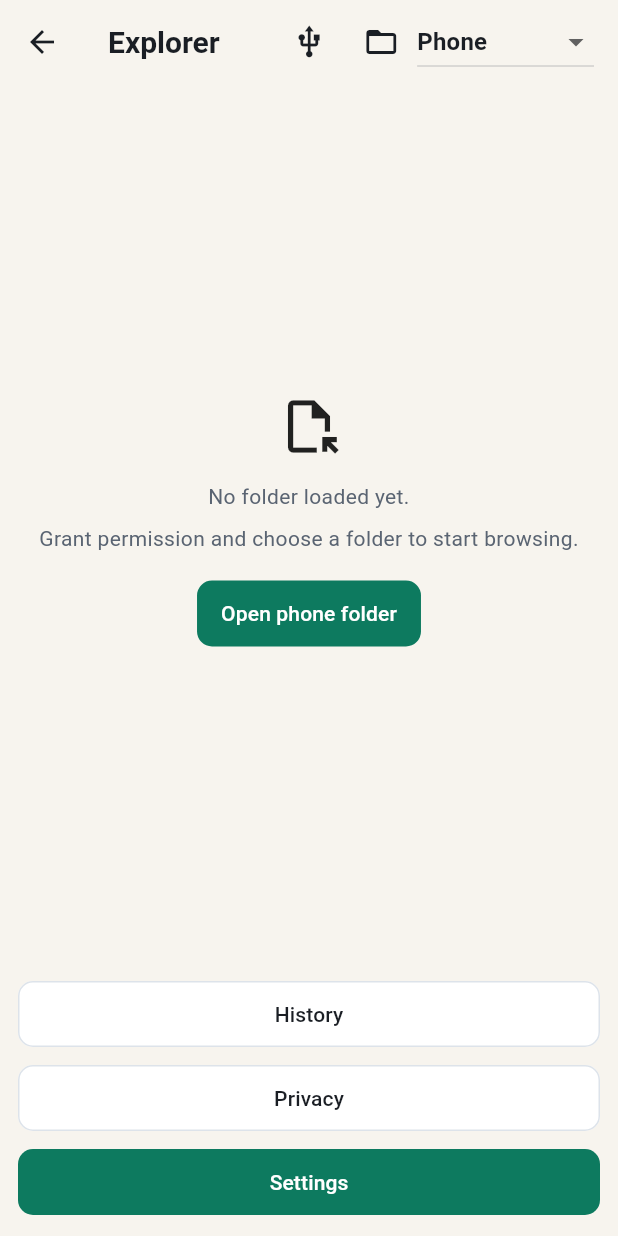
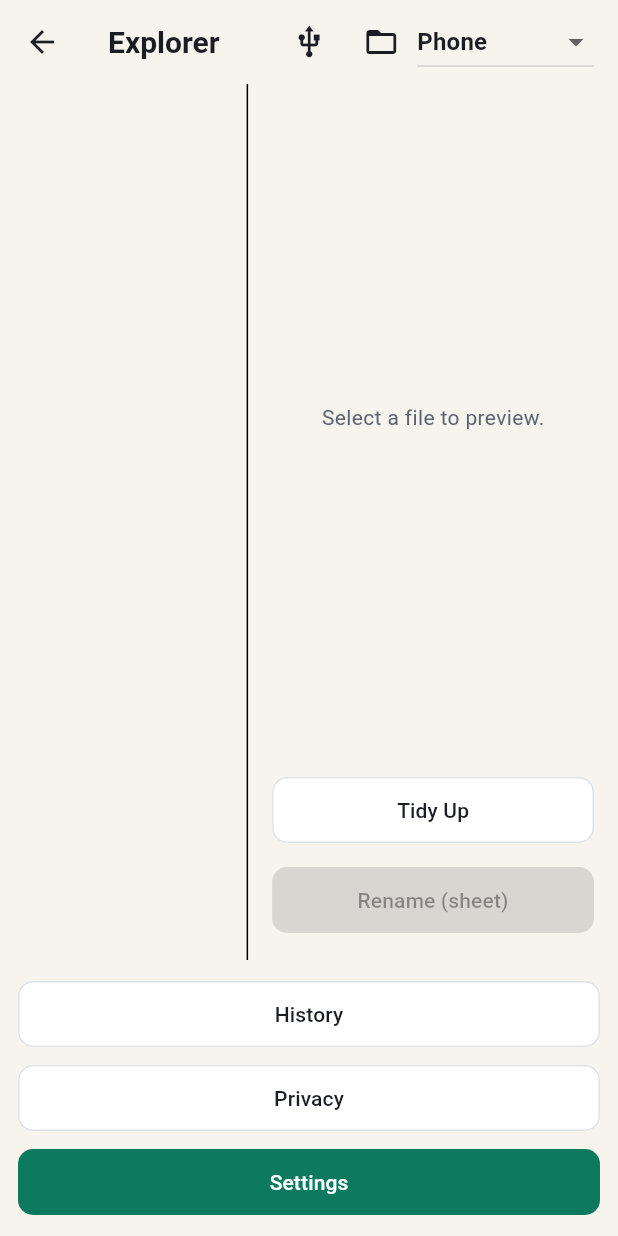
Before and after one commit to apply4funla-del/App, a Flutter app: the FileExplorerScreen screen opened by its route, on a phone screen of 412 x 824 dp. Run offline on Flutter 3.47's test engine with Material 3 defaults, Android fonts, the phone set to English and light mode, and no system bars; our stand-ins replace file_picker, lottie, shared_preferences; missing offline and left inert: syncfusion_flutter_pdfviewer; accounts and stored records are empty; Roboto replaces fonts that are missing (Segoe UI).

Commit message:
Lock intent flow and force split explorer handoff

```diff
--- a/file_tidy_app/lib/features/file_browser/presentation/file_explorer_screen.dart
+++ b/file_tidy_app/lib/features/file_browser/presentation/file_explorer_screen.dart
@@ -14,7 +14,6 @@ import 'package:file_tidy_app/core/use_cases/import_local_files_use_case.dart';
 import 'package:file_tidy_app/core/use_cases/replace_originals_with_duplicates_use_case.dart';
 import 'package:file_tidy_app/core/use_cases/rename_file_use_case.dart';
 import 'package:file_tidy_app/design_system/components/app_button.dart';
-import 'package:file_tidy_app/design_system/components/app_text_input.dart';
 import 'package:file_tidy_app/design_system/tokens/app_spacing.dart';
 import 'package:file_tidy_app/features/preview/presentation/file_preview_screen.dart';
 import 'package:file_tidy_app/features/preview/presentation/preview_pane.dart';
@@ -42,7 +41,6 @@ class _FileExplorerScreenState extends State<FileExplorerScreen> {
   late final GetAiRenameSuggestionsUseCase _getAiRenameSuggestionsUseCase;
   late final ImportLocalFilesUseCase _importLocalFilesUseCase;
   late final ImportLocalFolderUseCase _importLocalFolderUseCase;
-  late final TextEditingController _renameController;
 
   FileSource _currentSource = FileSource.phone;
   FileItem? _focusedItem;
@@ -56,9 +54,6 @@ class _FileExplorerScreenState extends State<FileExplorerScreen> {
   RenameOperationMode _operationMode = RenameOperationMode.workInPlace;
   bool _requestedFolderOnStart = false;
 
-  bool get _isPhoneEmptyState =>
-      _currentSource == FileSource.phone && _items.isEmpty;
-
   List<FileItem> get _currentPhoneEntries {
     if (!_phoneFolderBrowsingEnabled || _phoneCurrentPath == null) {
       final values = [..._items];
@@ -71,7 +66,6 @@ class _FileExplorerScreenState extends State<FileExplorerScreen> {
   @override
   void initState() {
     super.initState();
-    _renameController = TextEditingController();
     _renameFileUseCase = RenameFileUseCase(_dependencies.fileRepository);
     _duplicateFileUseCase = DuplicateFileUseCase(_dependencies.fileRepository);
     _replaceOriginalsWithDuplicatesUseCase = ReplaceOriginalsWithDuplicatesUseCase(
@@ -106,7 +100,6 @@ class _FileExplorerScreenState extends State<FileExplorerScreen> {
 
   @override
   void dispose() {
-    _renameController.dispose();
     super.dispose();
   }
 
@@ -130,7 +123,6 @@ class _FileExplorerScreenState extends State<FileExplorerScreen> {
         _focusedItem = values.where((item) => item.type != FileItemType.folder).firstOrNull;
         _previewItem = _focusedItem;
       }
-      _renameController.text = _focusedItem?.name ?? '';
       _loading = false;
     });
   }
@@ -256,18 +248,6 @@ class _FileExplorerScreenState extends State<FileExplorerScreen> {
     await _applyRenameChange(item: item, newName: value);
   }
 
-  Future<void> _renameInstantlyFromLeft() async {
-    final item = _focusedItem;
-    if (item == null || item.type == FileItemType.folder) {
-      return;
-    }
-    final value = _renameController.text.trim();
-    if (value.isEmpty || value == item.name) {
-      return;
-    }
-    await _applyRenameChange(item: item, newName: value);
-  }
-
   Future<void> _applyRenameChange({
     required FileItem item,
     required String newName,
@@ -348,7 +328,6 @@ class _FileExplorerScreenState extends State<FileExplorerScreen> {
       if (visible.isNotEmpty) {
         _focusedItem = visible.first;
       }
-      _renameController.text = _focusedItem?.name ?? '';
     });
   }
 
@@ -371,7 +350,6 @@ class _FileExplorerScreenState extends State<FileExplorerScreen> {
       if (visible.isNotEmpty) {
         _focusedItem = visible.first;
       }
-      _renameController.text = _focusedItem?.name ?? '';
     });
   }
 
@@ -383,7 +361,6 @@ class _FileExplorerScreenState extends State<FileExplorerScreen> {
     setState(() {
       _previewItem = item;
       _focusedItem = item;
-      _renameController.text = item.name;
     });
   }
 
@@ -513,8 +490,6 @@ class _FileExplorerScreenState extends State<FileExplorerScreen> {
       ),
       body: _loading
           ? const Center(child: CircularProgressIndicator())
-          : _isPhoneEmptyState
-              ? _buildPhoneEmptyState()
           : _buildLandscape(),
       bottomNavigationBar: SafeArea(
         child: Padding(
@@ -651,6 +626,7 @@ class _FileExplorerScreenState extends State<FileExplorerScreen> {
     );
   }
 
+  // ignore: unused_element
   Widget _buildPhoneEmptyState() {
     return Center(
       child: Padding(
@@ -691,9 +667,6 @@ class _FileExplorerScreenState extends State<FileExplorerScreen> {
           flex: 4,
           child: Column(
             children: [
-              if (_currentSource == FileSource.phone)
-                _buildPhoneModeHint(),
-              _buildOperationModePicker(),
               if (_currentSource == FileSource.phone && _phoneCurrentPath != null)
                 ListTile(
                   leading: const Icon(Icons.folder_open_outlined),
@@ -732,40 +705,6 @@ class _FileExplorerScreenState extends State<FileExplorerScreen> {
                     );
                   },
                   ),
-                ),
-              ),
-              if (_focusedItem != null && _focusedItem!.type != FileItemType.folder)
-                Padding(
-                  padding: const EdgeInsets.all(AppSpacing.sm),
-                  child: Column(
-                    children: [
-                      AppTextInput(
-                        controller: _renameController,
-                        label: 'Rename selected file',
-                      ),
-                      const SizedBox(height: AppSpacing.xs),
-                      SizedBox(
-                        width: double.infinity,
-                        child: AppButton.primary(
-                          label: _operationMode == RenameOperationMode.workInPlace
-                              ? 'Rename'
-                              : 'Create Duplicate',
-                          onPressed: _renameInstantlyFromLeft,
-                        ),
-                      ),
-                      if (_operationMode == RenameOperationMode.duplicate &&
-                          _currentSource == FileSource.phone &&
-                          _phoneCurrentPath != null) ...[
-                        const SizedBox(height: AppSpacing.xs),
-                        SizedBox(
-                          width: double.infinity,
-                          child: AppButton.secondary(
-                            label: 'Replace Originals In Folder',
-                            onPressed: _replaceCurrentFolderOriginals,
-                          ),
-                        ),
-                      ],
-                    ],
                 ),
               ),
             ],
@@ -807,10 +746,25 @@ class _FileExplorerScreenState extends State<FileExplorerScreen> {
                                   : () => _openRenameSheet(_previewItem!),
                             ),
                           ),
+                          if (_operationMode == RenameOperationMode.duplicate &&
+                              _currentSource == FileSource.phone &&
+                              _phoneCurrentPath != null) ...[
+                            const SizedBox(height: AppSpacing.sm),
+                            SizedBox(
+                              width: double.infinity,
+                              child: AppButton.secondary(
+                                label: 'Replace Originals In Folder',
+                                onPressed: _replaceCurrentFolderOriginals,
+                              ),
+                            ),
+                          ],
                         ],
                       );
                     }
-                    return Row(
+                    return Column(
+                      mainAxisSize: MainAxisSize.min,
+                      children: [
+                        Row(
                           children: [
                             Expanded(
                               child: AppButton.secondary(
@@ -829,6 +783,20 @@ class _FileExplorerScreenState extends State<FileExplorerScreen> {
                                     : () => _openRenameSheet(_previewItem!),
                               ),
                             ),
+                          ],
+                        ),
+                        if (_operationMode == RenameOperationMode.duplicate &&
+                            _currentSource == FileSource.phone &&
+                            _phoneCurrentPath != null) ...[
+                          const SizedBox(height: AppSpacing.sm),
+                          SizedBox(
+                            width: double.infinity,
+                            child: AppButton.secondary(
+                              label: 'Replace Originals In Folder',
+                              onPressed: _replaceCurrentFolderOriginals,
+                            ),
+                          ),
+                        ],
                       ],
                     );
                   },
```
Also changed, not shown: 1 other file. Lines whose indentation alone changed are shown as unchanged.
